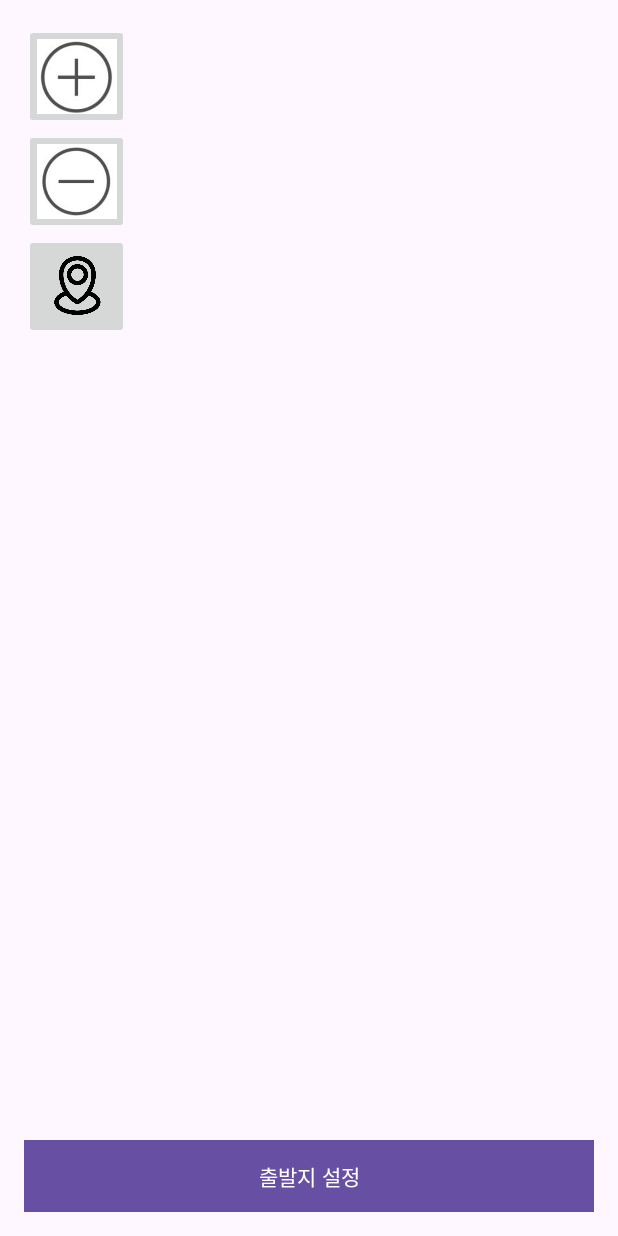
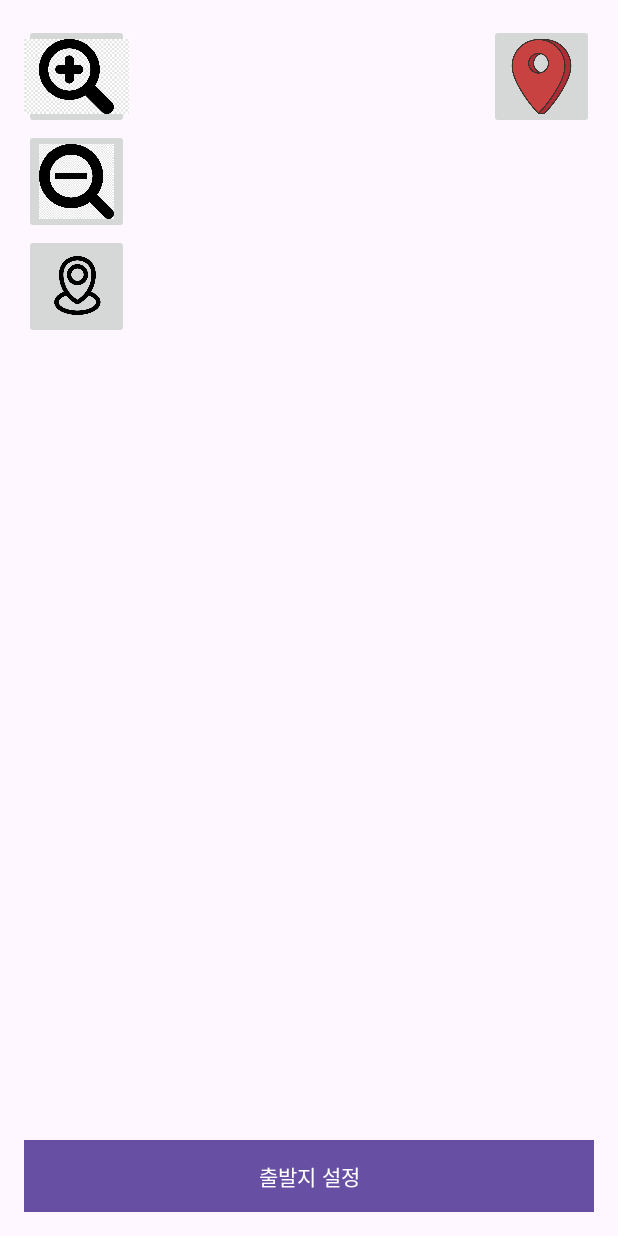
Before and after one commit to df2854/CapstoneDesign, an Android app: the RouteMain screen opened directly, with no data from a screen before it, on a phone screen of 412 x 824 dp. Run offline under Robolectric (Android 15) with nearby library versions, the phone set to English and light mode, and no system bars; libraries missing offline, so code that uses them is left out: com.skt; 11 statements that could not run were skipped.

Commit message:
gps, resultinfo

```diff
--- a/app/src/main/java/com/cookandroid/aerobicapplication/route/RouteMain.java
+++ b/app/src/main/java/com/cookandroid/aerobicapplication/route/RouteMain.java
@@ -11,7 +11,6 @@ import android.os.Handler;
 import android.view.View;
 import android.widget.Button;
 import android.widget.ImageButton;
-import android.widget.ImageView;
 import android.widget.LinearLayout;
 import android.widget.TextView;
 import android.Manifest; // Android의 Manifest 클래스
@@ -36,17 +35,22 @@ public class RouteMain extends AppCompatActivity implements TMapGpsManager.onLoc
     private TMapView tMapView;
     private ArrayList<TMapPoint> markerPoints = new ArrayList<>();  // 마커 위치 저장
     private boolean isStartPointSet = false;  // 출발지 설정 여부
+    private boolean isMarkerAddEnabled = false;
     private TMapMarkerItem currentMarker;  // 현재 마커 객체 저장
     private TMapGpsManager tMapGpsManager;
+
     // 레이아웃에 포함된 텍스트 뷰 초기화
     private TextView estimatedDistanceTextView;
     private TextView estimatedTimeTextView;
+    private TextView estimatedCalorieTextView;
     private LinearLayout infoLayout;
     private LinearLayout buttonLayout;
+
     // 클래스 필드로 선언
     private double totalDistance = 0; // 총 거리
     private double totalDistanceInKm = 0; // 총 거리 (km)
     private int estimatedTimeInMinutes = 0; // 예상 시간 (분)
+    private int estiimatedCalrorie = 0;
     @Override
     protected void onCreate(Bundle savedInstanceState) {
         super.onCreate(savedInstanceState);
@@ -59,6 +63,7 @@ public class RouteMain extends AppCompatActivity implements TMapGpsManager.onLoc
         // 뷰 초기화
         estimatedDistanceTextView = findViewById(R.id.estimatedDistanceTextView);
         estimatedTimeTextView = findViewById(R.id.estimatedTimeTextView);
+        estimatedCalorieTextView = findViewById(R.id.estimatedCalorieTextView);
         infoLayout = findViewById(R.id.infoLayout);
         buttonLayout = findViewById(R.id.buttonLayout);
         // 줌 인/아웃 버튼 추가
@@ -73,7 +78,6 @@ public class RouteMain extends AppCompatActivity implements TMapGpsManager.onLoc
         // 축소 버튼 클릭 리스너
         btnZoomOut.setOnClickListener(v -> tMapView.MapZoomOut()); // 지도 축소
 
-
         // 위치 권한 요청
         if (ActivityCompat.checkSelfPermission(this, Manifest.permission.ACCESS_FINE_LOCATION) != PackageManager.PERMISSION_GRANTED) {
             ActivityCompat.requestPermissions(this, new String[]{Manifest.permission.ACCESS_FINE_LOCATION}, 1);
@@ -85,7 +89,7 @@ public class RouteMain extends AppCompatActivity implements TMapGpsManager.onLoc
         ImageButton btnCurrentLocation = findViewById(R.id.btnCurrentLocation);
         btnCurrentLocation.setOnClickListener(v -> {
             if (tMapGpsManager != null) {
-                tMapGpsManager.setProvider(TMapGpsManager.GPS_PROVIDER);
+                tMapGpsManager.setProvider(TMapGpsManager.NETWORK_PROVIDER);
                 tMapGpsManager.OpenGps();
                 Toast.makeText(this, "현재 위치를 가져옵니다.", Toast.LENGTH_SHORT).show();
             }
@@ -95,8 +99,6 @@ public class RouteMain extends AppCompatActivity implements TMapGpsManager.onLoc
         btnSetStartPoint.setOnClickListener(v -> {
             if (!isStartPointSet) {
                 isStartPointSet = true;  // 출발지 설정이 완료되었으므로 여러 개의 마커를 찍을 수 있도록 변경
-//                btnSetStartPoint.setText("경로 지정"); // 버튼 텍스트 변경
-//                Toast.makeText(this, "출발지가 설정되었습니다. 이제 여러 마커를 찍을 수 있습니다.", Toast.LENGTH_SHORT).show();
                 btnEndSet.setVisibility(View.VISIBLE);  // "지정 완료" 버튼 보이기
                 btnSetStartPoint.setVisibility(View.GONE);  // "출발지 설정" 버튼 숨기기
                 btnReset.setVisibility(View.VISIBLE);  // "다시 설정" 버튼 보이기
@@ -130,15 +132,35 @@ public class RouteMain extends AppCompatActivity implements TMapGpsManager.onLoc
                 double estimatedTimeInHours = totalDistanceInKm / speed;
                 estimatedTimeInMinutes = (int) (estimatedTimeInHours * 60);
 
+                // 예상 칼로리 계싼
+                estiimatedCalrorie = (int) totalDistanceInKm * 40;
+
                 // 결과 표시
                 runOnUiThread(() -> {
-                    estimatedDistanceTextView.setText(String.format("총 거리: %.1f km", totalDistanceInKm));
-                    estimatedTimeTextView.setText(String.format("예상 소요 시간: %d분", estimatedTimeInMinutes));
+                    estimatedDistanceTextView.setText(String.format("%.1fkm", totalDistanceInKm));
+                    estimatedTimeTextView.setText(String.format("%d분", estimatedTimeInMinutes));
+                    estimatedCalorieTextView.setText(String.format("%dkcal", estiimatedCalrorie));
                     infoLayout.setVisibility(View.VISIBLE);
                     buttonLayout.setVisibility(View.GONE);
                 });
             }
         });
+
+        // 마커 추가 버튼 참조 및 클릭 리스너 설정
+        ImageButton toggleMarkerButton = findViewById(R.id.toggleMarkerButton);
+        toggleMarkerButton.setOnClickListener(new View.OnClickListener() {
+            @Override
+            public void onClick(View v) {
+                if (!isMarkerAddEnabled) {
+                    isMarkerAddEnabled = true;
+                    Toast.makeText(RouteMain.this, "마커를 추가할 위치를 탭하세요.", Toast.LENGTH_SHORT).show();
+                } else {
+                    isMarkerAddEnabled = false;
+                }
+            }
+        });
+
+
         // "다시 설정" 버튼 클릭 리스너
         btnReset.setOnClickListener(v -> {
             // 모든 마커, 경로 폴리라인 제거
@@ -168,9 +190,9 @@ public class RouteMain extends AppCompatActivity implements TMapGpsManager.onLoc
         tMapView.setOnClickListenerCallBack(new TMapView.OnClickListenerCallback() {
             @Override
             public boolean onPressEvent(ArrayList<TMapMarkerItem> markerlist, ArrayList<com.skt.Tmap.poi_item.TMapPOIItem> poilist, TMapPoint point, PointF pointf) {
-                if(isStartPointSet){
+                if(isStartPointSet && isMarkerAddEnabled){
                     addMarker(point);
-                }else{
+                }else if(isMarkerAddEnabled){
                     removeCurrentMarker(); // 기존 마커 제거
                     addMarker(point); // 새로운 마커 추가
                 }
@@ -195,8 +217,8 @@ public class RouteMain extends AppCompatActivity implements TMapGpsManager.onLoc
     }
     // 클릭한 위치에 마커를 추가하는 메서드
     private void addMarker(TMapPoint point) {
-        // 기존 마커 삭제
-        if(isStartPointSet == false){
+       if(isMarkerAddEnabled) { // 기존 마커 삭제
+           if (isStartPointSet == false) {
                removeCurrentMarker();
            }
 
@@ -210,8 +232,8 @@ public class RouteMain extends AppCompatActivity implements TMapGpsManager.onLoc
            markerItem.setPosition(0.5f, 1.0f);
 
            // 마커 이미지 로드 및 크기 조정
-        Bitmap icon = BitmapFactory.decodeResource(getResources(), R.drawable.m1);  // 마커 이미지 로드
-        Bitmap resizedIcon = Bitmap.createScaledBitmap(icon, 160, 180, false);  // 가로 세로 100x100으로 크기 조정
+           Bitmap icon = BitmapFactory.decodeResource(getResources(), R.drawable.startmarker);  // 마커 이미지 로드
+           Bitmap resizedIcon = Bitmap.createScaledBitmap(icon, 165, 190, false);  // 가로 세로 100x100으로 크기 조정
            markerItem.setIcon(resizedIcon);
 
            // 마커 ID 설정
@@ -219,7 +241,7 @@ public class RouteMain extends AppCompatActivity implements TMapGpsManager.onLoc
            markerItem.setID(markerId);
 
            // 새로운 마커를 currentMarker로 설정
-        if(isStartPointSet == false){
+           if (isStartPointSet == false) {
                currentMarker = markerItem;
            }
 
@@ -245,6 +267,7 @@ public class RouteMain extends AppCompatActivity implements TMapGpsManager.onLoc
            if (isStartPointSet && markerPoints.size() >= 2) {
                TMapPoint lastPoint = markerPoints.get(markerPoints.size() - 2); // 마지막에서 두 번째 마커
                calculateRoute(lastPoint, point); // 마지막 두 점 간의 경로 계산
+           }
        }
     }
 
@@ -278,8 +301,8 @@ public class RouteMain extends AppCompatActivity implements TMapGpsManager.onLoc
         // 마커가 존재하는 경우
         if (markerItem != null) {
             // 마커 이미지 로드 및 크기 조정
-            Bitmap icon = BitmapFactory.decodeResource(getResources(), R.drawable.marker);  // 강조된 마커 이미지 로드
-            Bitmap resizedIcon = Bitmap.createScaledBitmap(icon, 150, 150, false);  // 크기 조정 (예: 120x120)
+            Bitmap icon = BitmapFactory.decodeResource(getResources(), R.drawable.startmarker);  // 강조된 마커 이미지 로드
+            Bitmap resizedIcon = Bitmap.createScaledBitmap(icon, 180, 205, false);  // 크기 조정 (예: 120x120)
 
             // 마커의 아이콘을 강조된 아이콘으로 설정
             markerItem.setIcon(resizedIcon);
@@ -294,8 +317,8 @@ public class RouteMain extends AppCompatActivity implements TMapGpsManager.onLoc
 
             // 일정 시간 후 원래 크기로 복구 (여기서는 1초 후)
             new Handler().postDelayed(() -> {
-                Bitmap originalIcon = BitmapFactory.decodeResource(getResources(), R.drawable.marker);
-                Bitmap originalResizedIcon = Bitmap.createScaledBitmap(originalIcon, 125, 125, false);
+                Bitmap originalIcon = BitmapFactory.decodeResource(getResources(), R.drawable.startmarker);
+                Bitmap originalResizedIcon = Bitmap.createScaledBitmap(originalIcon, 165, 190, false);
                 markerItem.setIcon(originalResizedIcon);
                 tMapView.removeMarkerItem(markerId);
                 tMapView.addMarkerItem(markerId, markerItem);
@@ -325,7 +348,7 @@ public class RouteMain extends AppCompatActivity implements TMapGpsManager.onLoc
         tMapGpsManager = new TMapGpsManager(this);
         tMapGpsManager.setMinTime(1000);
         tMapGpsManager.setMinDistance(5);
-        tMapGpsManager.setProvider(TMapGpsManager.GPS_PROVIDER);
+        tMapGpsManager.setProvider(TMapGpsManager.NETWORK_PROVIDER);
         tMapGpsManager.setLocationCallback(); // 위치 변경 콜백 설정
     }
 
--- a/app/src/main/res/layout/activity_start_workout.xml
+++ b/app/src/main/res/layout/activity_start_workout.xml
@@ -32,14 +32,14 @@
             android:layout_width="70dp"
             android:layout_height="70dp"
             android:id="@+id/btnZoomIn"
-            android:src="@drawable/pl"
+            android:src="@drawable/plus"
             android:scaleType="centerCrop"/>
 
         <ImageButton
             android:layout_width="70dp"
             android:layout_height="70dp"
             android:id="@+id/btnZoomOut"
-            android:src="@drawable/mi"
+            android:src="@drawable/minus"
             android:scaleType="centerCrop"/>
 
         <ImageButton
@@ -57,26 +57,51 @@
         android:id="@+id/infoLayout"
         android:layout_width="match_parent"
         android:layout_height="wrap_content"
-        android:orientation="vertical"
-        android:background="@color/black"
+        android:orientation="horizontal"
+        android:background="@color/white"
         android:padding="16dp"
         android:visibility="gone"
         app:layout_constraintBottom_toBottomOf="parent">
+
+        <!-- 거리 및 시간 정보 -->
+        <LinearLayout
+            android:layout_width="0dp"
+            android:layout_height="wrap_content"
+            android:layout_weight="1"
+            android:orientation="horizontal">
 
             <TextView
                 android:id="@+id/estimatedDistanceTextView"
                 android:layout_width="wrap_content"
                 android:layout_height="wrap_content"
-            android:textColor="@android:color/white"
-            android:textSize="18sp"
-            android:paddingBottom="8dp" />
+                android:textColor="#1883EF"
+                android:textSize="35sp"
+                android:textStyle="bold"
+                android:paddingRight="5dp" />
 
             <TextView
                 android:id="@+id/estimatedTimeTextView"
                 android:layout_width="wrap_content"
                 android:layout_height="wrap_content"
-            android:textColor="@android:color/white"
+                android:textColor="@android:color/black"
                 android:textSize="18sp" />
+
+            <TextView
+                android:id="@+id/estimatedCalorieTextView"
+                android:layout_width="wrap_content"
+                android:layout_height="wrap_content"
+                android:textColor="@android:color/black"
+                android:textSize="18sp" />
+        </LinearLayout>
+
+        <!-- 시작 버튼 -->
+        <Button
+            android:id="@+id/btnStartRoute"
+            android:layout_width="wrap_content"
+            android:layout_height="wrap_content"
+            android:text="시작"
+            android:background="@color/design_default_color_primary"
+            android:textColor="@android:color/white"/>
     </LinearLayout>
 
     <!-- 버튼 배치 레이아웃 -->
@@ -115,4 +140,15 @@
             android:visibility="gone"/>
     </LinearLayout>
 
+    <!-- 마커 추가 버튼 레이어 -->
+    <ImageButton
+        android:id="@+id/toggleMarkerButton"
+        android:layout_width="70dp"
+        android:layout_height="70dp"
+        android:layout_margin="16dp"
+        android:src="@drawable/marker"
+        android:scaleType="centerCrop"
+        app:layout_constraintTop_toTopOf="parent"
+        app:layout_constraintEnd_toEndOf="parent"/>
+
 </androidx.constraintlayout.widget.ConstraintLayout>
```
Also changed, not shown: app/src/main/res/drawable/circle.jpg (deleted), app/src/main/res/drawable/finishmarker.png (added), app/src/main/res/drawable/m1.png (deleted), app/src/main/res/drawable/middlemarker.png (added), app/src/main/res/drawable/startmarker.png (added). Lines whose indentation alone changed are shown as unchanged.
